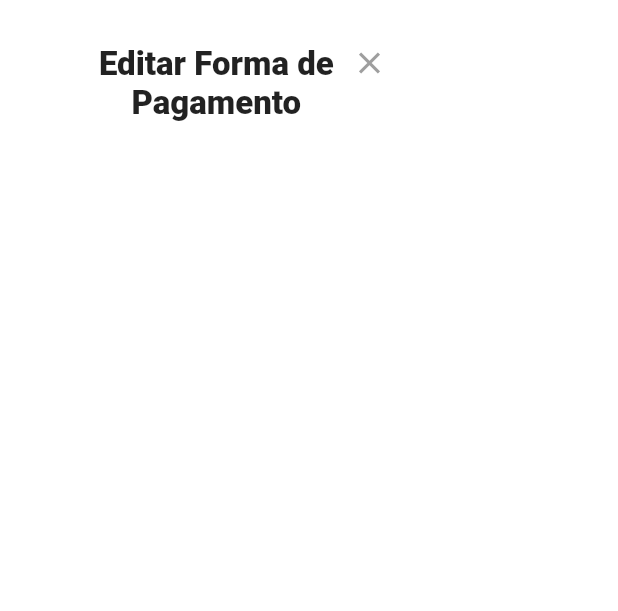
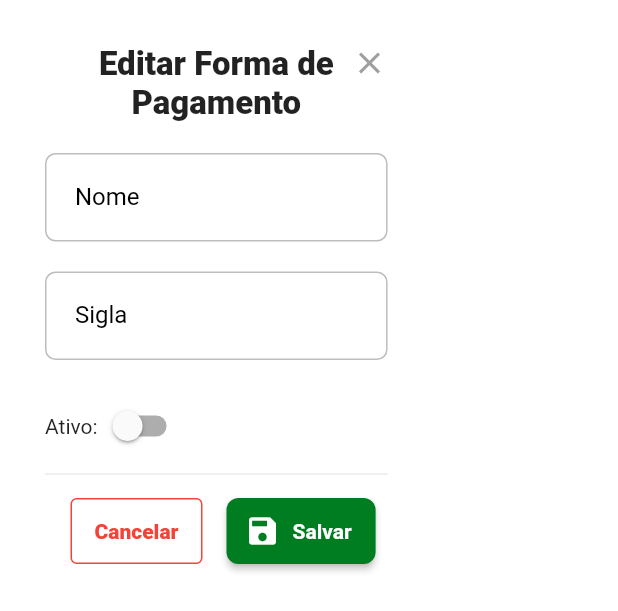
Before and after one commit to Eder-BL/dw10_web_mobx, a Flutter app: the PaymentTypeFormModal widget shown alone on an empty page, opened directly with empty values, on a phone screen of 412 x 824 dp. Shown: the top 611 px of the screen. Run offline on Flutter 3.47's test engine with Material 2 defaults, Android fonts, the phone set to English and light mode, and no system bars; our stand-ins replace awesome_snackbar_content, dio, flutter_mobx, flutter_modular, loading_animation_widget, mobx; missing offline and left inert: dart:html, validatorless; generated files the repository leaves out were written again; Roboto replaces fonts that are missing (mplus1).

Commit message:
[aula3] parte2 40:20(mm:ss)

```diff
--- a/delivery_backoffice_dw10/lib/src/modules/payment_type/widgets/paymentTypeForm/payment_type_form_modal.dart
+++ b/delivery_backoffice_dw10/lib/src/modules/payment_type/widgets/paymentTypeForm/payment_type_form_modal.dart
@@ -13,8 +13,20 @@ class PaymentTypeFormModal extends StatefulWidget {
 }
 
 class _PaymentTypeFormModalState extends State<PaymentTypeFormModal> {
+  final formKey = GlobalKey<FormState>();
+  final nameEC = TextEditingController();
+  final acronymEC = TextEditingController();
+  var enabled = false;
+
   void _closeModal() {
     Navigator.of(context).pop();
+  }
+
+  @override
+  void dispose() {
+    nameEC.dispose();
+    acronymEC.dispose();
+    super.dispose();
   }
 
   @override
@@ -29,10 +41,13 @@ class _PaymentTypeFormModalState extends State<PaymentTypeFormModal> {
             children: [
               Stack(
                 children: [
-                  Text(
-                    '${widget.model == null ? 'Adicionar' : 'Editar'} Forma de Pagamento',
-                    textAlign: TextAlign.center,
-                    style: context.textStyles.textTitle,
+                  Align(
+                    alignment: Alignment.center,
+                    child: Text(
+                      '${widget.model == null ? 'Adicionar' : 'Editar'} Forma de Pagamento',
+                      textAlign: TextAlign.center,
+                      style: context.textStyles.textTitle,
+                    ),
                   ),
                   InkWell(
                     onTap: _closeModal,
@@ -45,7 +60,77 @@ class _PaymentTypeFormModalState extends State<PaymentTypeFormModal> {
                     ),
                   ),
                 ],
-              )
+              ),
+              const SizedBox(height: 20),
+              TextFormField(
+                initialValue: widget.model?.name,
+                decoration: const InputDecoration(
+                  labelText: 'Nome',
+                ),
+                validator: (value) {
+                  if (value == null || value.isEmpty) {
+                    return 'Nome é obrigatório';
+                  }
+                  return null;
+                },
+              ),
+              const SizedBox(height: 20),
+              TextFormField(
+                initialValue: widget.model?.acronym,
+                decoration: const InputDecoration(
+                  labelText: 'Sigla',
+                ),
+                validator: (value) {
+                  if (value == null || value.isEmpty) {
+                    return 'Sigla é obrigatório';
+                  }
+                  return null;
+                },
+              ),
+              const SizedBox(height: 20),
+              Row(
+                children: [
+                  Text(
+                    'Ativo:',
+                    style: context.textStyles.textRegular,
+                  ),
+                  Switch(
+                    value: widget.model?.enabled ?? false,
+                    onChanged: (value) {},
+                  ),
+                ],
+              ),
+              const Divider(),
+              Row(
+                mainAxisAlignment: MainAxisAlignment.end,
+                children: [
+                  Container(
+                    padding: const EdgeInsets.all(8),
+                    height: 60,
+                    child: OutlinedButton(
+                      style: OutlinedButton.styleFrom(
+                        side: const BorderSide(color: Colors.red),
+                      ),
+                      onPressed: () {},
+                      child: Text(
+                        'Cancelar',
+                        style: context.textStyles.textExtraBold.copyWith(
+                          color: Colors.red,
+                        ),
+                      ),
+                    ),
+                  ),
+                  Container(
+                    padding: const EdgeInsets.all(8),
+                    height: 60,
+                    child: ElevatedButton.icon(
+                      onPressed: () {},
+                      icon: const Icon(Icons.save),
+                      label: const Text('Salvar'),
+                    ),
+                  ),
+                ],
+              ),
             ],
           ),
         ),
```
Also changed, not shown: delivery_backoffice_dw10/lib/src/modules/payment_type/payment_type_controller.dart (+6 -1 lines), delivery_backoffice_dw10/lib/src/modules/payment_type/payment_type_page.dart (+13 -1 lines), delivery_backoffice_dw10/lib/src/modules/payment_type/widgets/payment_type_header.dart (+16 -4 lines), delivery_backoffice_dw10/lib/src/modules/payment_type/widgets/payment_type_item.dart (+9 -3 lines), delivery_backoffice_dw10/lib/src/modules/payment_type/payment_type_controller.g.dart.
